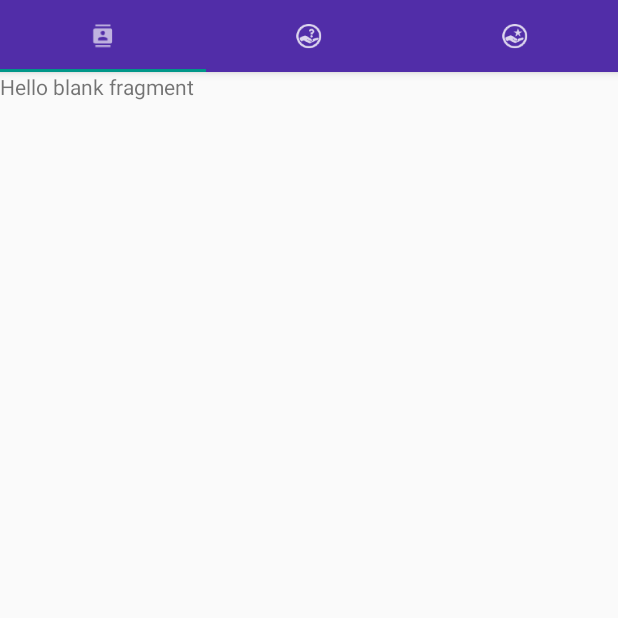
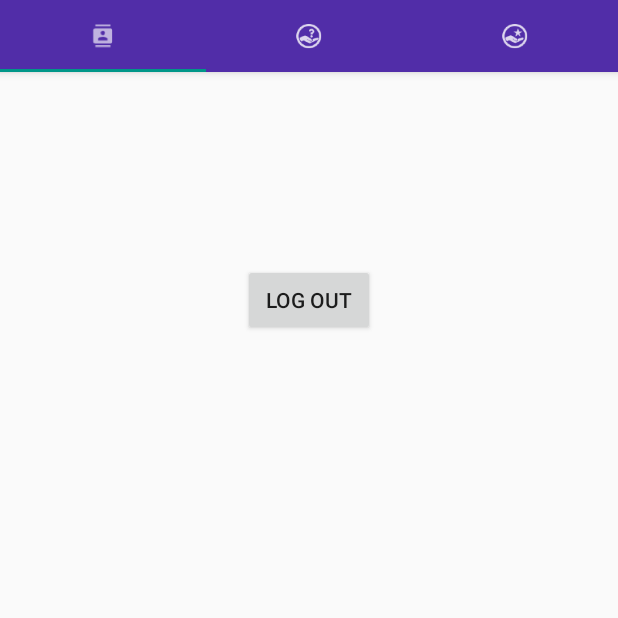
Before and after one commit to SkycladObserver/Keeper, an Android app: the AccountFragment screen opened directly, with no data from a screen before it, on a phone screen of 412 x 824 dp, the top half of it. Run offline under Robolectric (Android 15) with nearby library versions, the phone set to English and light mode, and no system bars; 2 statements that could not run were skipped.

```diff
--- a/app/src/main/java/com/example/skyclad/mysqltest/AccountFragment.java
+++ b/app/src/main/java/com/example/skyclad/mysqltest/AccountFragment.java
@@ -1,6 +1,9 @@
 package com.example.skyclad.mysqltest;
 
+import android.app.Activity;
 import android.content.Context;
+import android.content.Intent;
+import android.content.SharedPreferences;
 import android.net.Uri;
 import android.os.Bundle;
 import android.support.annotation.Nullable;
@@ -9,9 +12,10 @@ import android.util.Log;
 import android.view.LayoutInflater;
 import android.view.View;
 import android.view.ViewGroup;
+import android.widget.Button;
 
 public class AccountFragment extends Fragment {
-
+    Button btn;
     private static final String ARG = "accountFragment";
     private String data;
     public AccountFragment() {
@@ -32,9 +36,33 @@ public class AccountFragment extends Fragment {
         Log.d("viewPager", data);
     }
 
+    /*public void butLogout(View view){
 
+        SharedPreferences sharedPreferences = view.getContext().getSharedPreferences("UserData",view.getContext().MODE_PRIVATE);
+        SharedPreferences.Editor editor = sharedPreferences.edit();
+        editor.clear();
+        editor.commit();
+        startActivity(new Intent(view.getContext(),MainActivity.class));
+        ((Activity)view.getContext()).finish();
+    }*/
     @Nullable
     @Override public View onCreateView(LayoutInflater inflater, ViewGroup container, Bundle savedInstanceState) {
-        return inflater.inflate(R.layout.fragment_account,container,false);
+        View rootView = inflater.inflate(R.layout.fragment_account,container,false);
+        btn = (Button) rootView.findViewById(R.id.butLogout);
+        btn.setOnClickListener(new View.OnClickListener() {
+
+            @Override
+            public void onClick(View view) {
+                SharedPreferences sharedPreferences = view.getContext().getSharedPreferences("UserData",view.getContext().MODE_PRIVATE);
+                SharedPreferences.Editor editor = sharedPreferences.edit();
+                editor.clear();
+                editor.commit();
+                startActivity(new Intent(view.getContext(),MainActivity.class));
+                ((Activity)view.getContext()).finish();
+
+
+            }
+        });
+        return rootView;
     }
 }
--- a/app/src/main/java/com/example/skyclad/mysqltest/AddItemActivity.java
+++ b/app/src/main/java/com/example/skyclad/mysqltest/AddItemActivity.java
@@ -2,6 +2,7 @@ package com.example.skyclad.mysqltest;
 
 import android.support.v7.app.AppCompatActivity;
 import android.os.Bundle;
+import android.util.Log;
 import android.view.View;
 import android.widget.Button;
 import android.widget.EditText;
@@ -35,7 +36,10 @@ public class AddItemActivity extends AppCompatActivity {
         time = eTime.getText().toString();
         String method = "addItem";
         BackgroundTask bgTask = new BackgroundTask(this);
-        bgTask.execute(method,name,description,location,time,type);
+        String intType = type.equalsIgnoreCase("Lost") ? "0" : "1";
+        Log.d("login",type);
+        Log.d("login",intType);
+        bgTask.execute(method,name,description,location,time,intType);
         finish();
     }
 }
--- a/app/src/main/res/layout/fragment_account.xml
+++ b/app/src/main/res/layout/fragment_account.xml
@@ -1,13 +1,17 @@
-<FrameLayout xmlns:android="http://schemas.android.com/apk/res/android"
+<RelativeLayout xmlns:android="http://schemas.android.com/apk/res/android"
     xmlns:tools="http://schemas.android.com/tools"
     android:layout_width="match_parent"
     android:layout_height="match_parent"
     tools:context="com.example.skyclad.mysqltest.AccountFragment">
 
-    <!-- TODO: Update blank fragment layout -->
-    <TextView
-        android:layout_width="match_parent"
-        android:layout_height="match_parent"
-        android:text="@string/hello_blank_fragment" />
+    <Button
+        android:text="Log Out"
+        android:layout_width="wrap_content"
+        android:layout_height="wrap_content"
+        android:id="@+id/butLogout"
+        android:layout_alignParentTop="true"
+        android:layout_centerHorizontal="true"
+        android:onClick="butLogout"
+        android:layout_marginTop="128dp" />
 
-</FrameLayout>
+</RelativeLayout>
```
Also changed, not shown: app/src/main/java/com/example/skyclad/mysqltest/BackgroundTask.java (+10 -11 lines), app/src/main/java/com/example/skyclad/mysqltest/MyService.java (+11 -0 lines).
